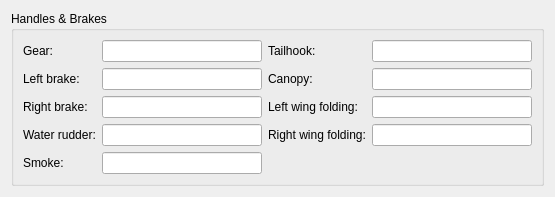
Qt form src/UserInterface/src/Widget/AircraftHandleWidget.ui (till213/SkyDolly) before a commit.
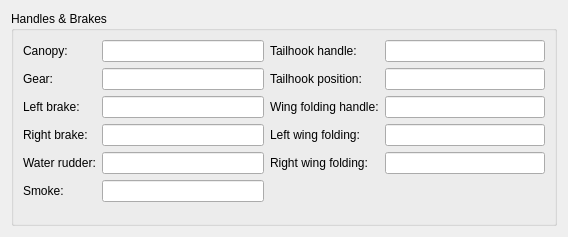
The same form after that commit.

```diff
--- a/src/UserInterface/src/Widget/AircraftHandleWidget.ui
+++ b/src/UserInterface/src/Widget/AircraftHandleWidget.ui
@@ -6,15 +6,15 @@
    <rect>
     <x>0</x>
     <y>0</y>
-    <width>545</width>
-    <height>194</height>
+    <width>568</width>
+    <height>237</height>
    </rect>
   </property>
   <property name="windowTitle">
    <string>Form</string>
   </property>
-  <layout class="QGridLayout" name="gridLayout_2">
-   <item row="0" column="0">
+  <layout class="QVBoxLayout" name="verticalLayout">
+   <item>
     <widget class="QGroupBox" name="groupBox_7">
      <property name="minimumSize">
       <size>
@@ -29,13 +29,36 @@
       <item>
        <layout class="QFormLayout" name="formLayout">
         <item row="0" column="0">
+         <widget class="QLabel" name="label_61">
+          <property name="text">
+           <string>Canopy:</string>
+          </property>
+         </widget>
+        </item>
+        <item row="0" column="1">
+         <widget class="QLineEdit" name="canopyOpenLineEdit">
+          <property name="minimumSize">
+           <size>
+            <width>160</width>
+            <height>0</height>
+           </size>
+          </property>
+          <property name="text">
+           <string/>
+          </property>
+          <property name="readOnly">
+           <bool>true</bool>
+          </property>
+         </widget>
+        </item>
+        <item row="1" column="0">
          <widget class="QLabel" name="label_39">
           <property name="text">
            <string>Gear:</string>
           </property>
          </widget>
         </item>
-        <item row="0" column="1">
+        <item row="1" column="1">
          <widget class="QLineEdit" name="gearLineEdit">
           <property name="minimumSize">
            <size>
@@ -48,14 +71,14 @@
           </property>
          </widget>
         </item>
-        <item row="1" column="0">
+        <item row="2" column="0">
          <widget class="QLabel" name="label_45">
           <property name="text">
            <string>Left brake:</string>
           </property>
          </widget>
         </item>
-        <item row="1" column="1">
+        <item row="2" column="1">
          <widget class="QLineEdit" name="brakeLeftLineEdit">
           <property name="minimumSize">
            <size>
@@ -68,14 +91,14 @@
           </property>
          </widget>
         </item>
-        <item row="2" column="0">
+        <item row="3" column="0">
          <widget class="QLabel" name="label_46">
           <property name="text">
            <string>Right brake:</string>
           </property>
          </widget>
         </item>
-        <item row="2" column="1">
+        <item row="3" column="1">
          <widget class="QLineEdit" name="brakeRightLineEdit">
           <property name="minimumSize">
            <size>
@@ -88,14 +111,14 @@
           </property>
          </widget>
         </item>
-        <item row="3" column="0">
+        <item row="4" column="0">
          <widget class="QLabel" name="label_44">
           <property name="text">
            <string>Water rudder:</string>
           </property>
          </widget>
         </item>
-        <item row="3" column="1">
+        <item row="4" column="1">
          <widget class="QLineEdit" name="waterRudderLineEdit">
           <property name="minimumSize">
            <size>
@@ -108,14 +131,14 @@
           </property>
          </widget>
         </item>
-        <item row="4" column="0">
+        <item row="5" column="0">
          <widget class="QLabel" name="label">
           <property name="text">
            <string>Smoke:</string>
           </property>
          </widget>
         </item>
-        <item row="4" column="1">
+        <item row="5" column="1">
          <widget class="QLineEdit" name="smokeEnabledLineEdit">
           <property name="minimumSize">
            <size>
@@ -130,56 +153,73 @@
       <item>
        <layout class="QFormLayout" name="formLayout_2">
         <item row="0" column="0">
+         <widget class="QLabel" name="label_62">
+          <property name="text">
+           <string>Tailhook handle:</string>
+          </property>
+         </widget>
+        </item>
+        <item row="0" column="1">
+         <widget class="QLineEdit" name="tailhookHandleLineEdit">
+          <property name="minimumSize">
+           <size>
+            <width>160</width>
+            <height>0</height>
+           </size>
+          </property>
+          <property name="readOnly">
+           <bool>true</bool>
+          </property>
+         </widget>
+        </item>
+        <item row="1" column="0">
          <widget class="QLabel" name="label_60">
           <property name="text">
-           <string>Tailhook:</string>
-          </property>
-         </widget>
-        </item>
-        <item row="0" column="1">
-         <widget class="QLineEdit" name="tailhookLineEdit">
-          <property name="minimumSize">
-           <size>
-            <width>160</width>
-            <height>0</height>
-           </size>
-          </property>
-          <property name="readOnly">
-           <bool>true</bool>
-          </property>
-         </widget>
-        </item>
-        <item row="1" column="0">
-         <widget class="QLabel" name="label_61">
-          <property name="text">
-           <string>Canopy:</string>
+           <string>Tailhook position:</string>
           </property>
          </widget>
         </item>
         <item row="1" column="1">
-         <widget class="QLineEdit" name="canopyOpenLineEdit">
+         <widget class="QLineEdit" name="tailhookPositionLineEdit">
           <property name="minimumSize">
            <size>
             <width>160</width>
             <height>0</height>
            </size>
           </property>
-          <property name="text">
-           <string/>
-          </property>
           <property name="readOnly">
            <bool>true</bool>
           </property>
          </widget>
         </item>
         <item row="2" column="0">
+         <widget class="QLabel" name="label_63">
+          <property name="text">
+           <string>Wing folding handle:</string>
+          </property>
+         </widget>
+        </item>
+        <item row="2" column="1">
+         <widget class="QLineEdit" name="wingFoldingHandleLineEdit">
+          <property name="minimumSize">
+           <size>
+            <width>160</width>
+            <height>0</height>
+           </size>
+          </property>
+          <property name="readOnly">
+           <bool>true</bool>
+          </property>
+         </widget>
+        </item>
+        <item row="3" column="0">
          <widget class="QLabel" name="label_40">
           <property name="text">
            <string>Left wing folding:</string>
           </property>
          </widget>
         </item>
-        <item row="2" column="1">
+        <item row="3" column="1">
          <widget class="QLineEdit" name="leftWingFoldingLineEdit">
           <property name="minimumSize">
            <size>
@@ -192,14 +232,14 @@
           </property>
          </widget>
         </item>
-        <item row="3" column="0">
+        <item row="4" column="0">
          <widget class="QLabel" name="label_41">
           <property name="text">
            <string>Right wing folding:</string>
           </property>
          </widget>
         </item>
-        <item row="3" column="1">
+        <item row="4" column="1">
          <widget class="QLineEdit" name="rightWingFoldingLineEdit">
           <property name="minimumSize">
            <size>
```
